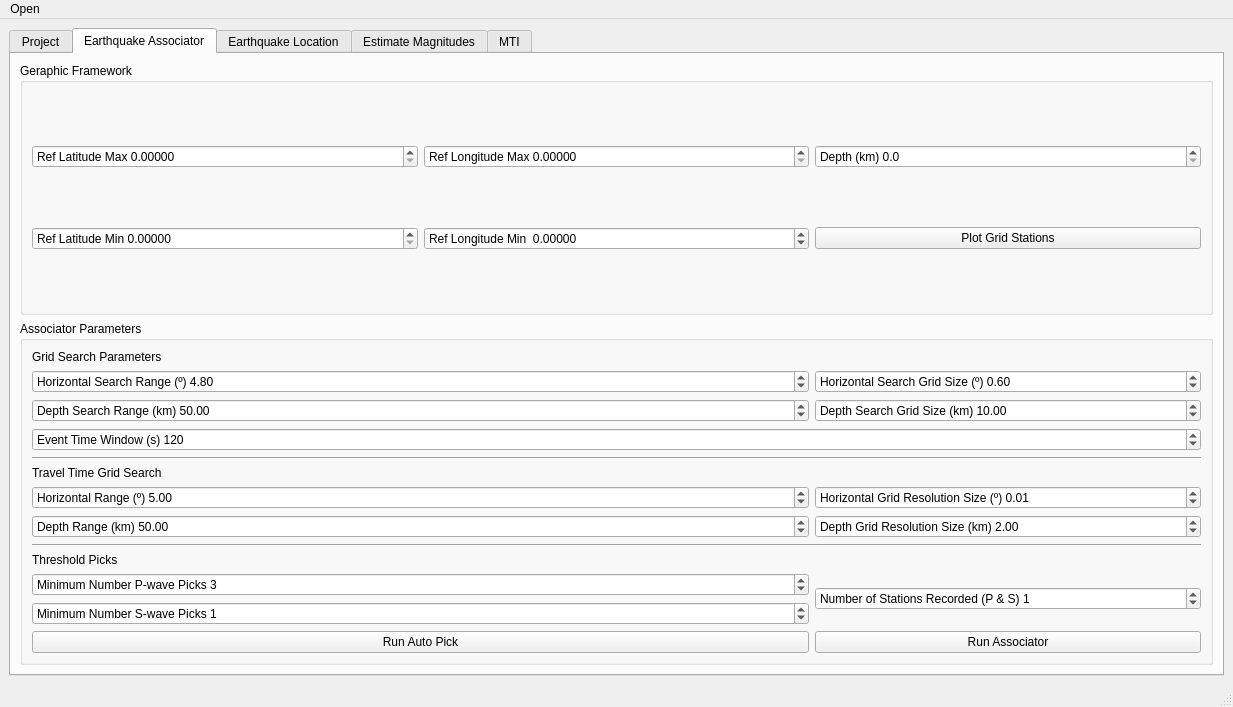
First picture: the form in surfquake/resources/designer_uis/loc_flow.ui, repository rcabdia/SurfQuake, before the edit.
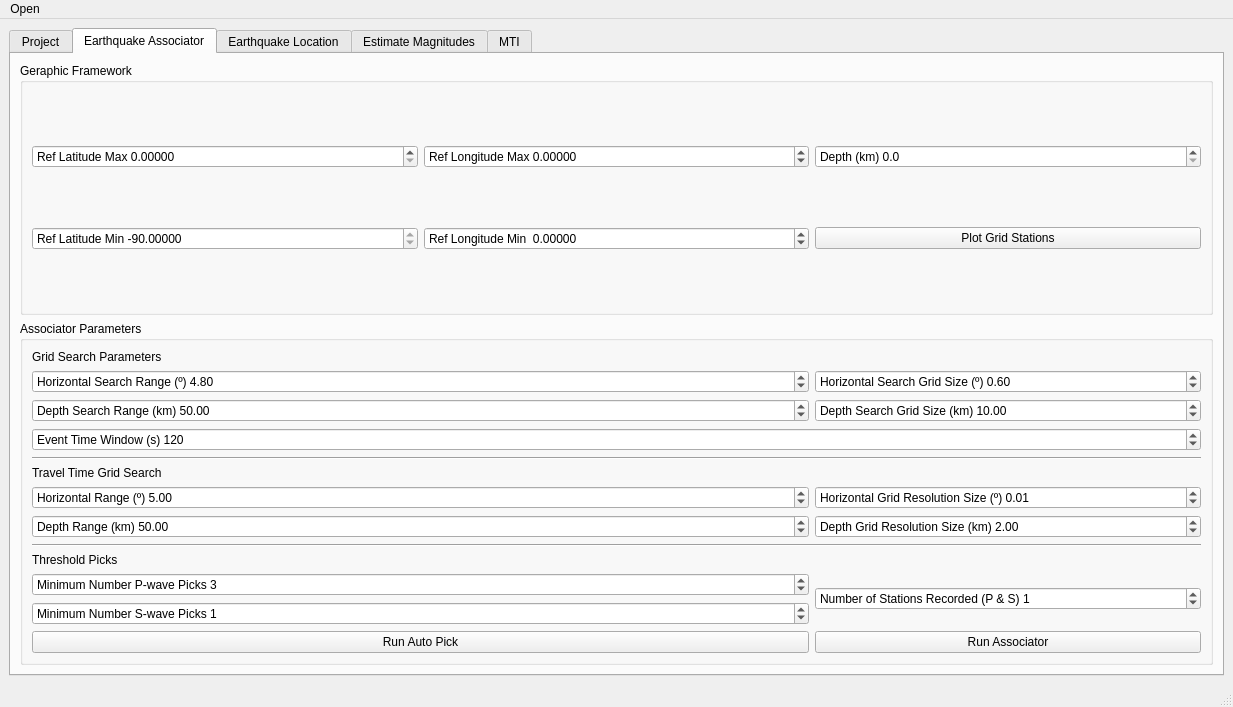
Second picture: the form after the edit. The open tabs and pages were chosen to show the change. Icons and pictures are not drawn.

Commit message: Refractor limits framework REAL

What changed in the file:
```diff
--- a/surfquake/resources/designer_uis/loc_flow.ui
+++ b/surfquake/resources/designer_uis/loc_flow.ui
@@ -234,7 +234,7 @@
               <number>5</number>
              </property>
              <property name="maximum">
-              <double>90.000000000000000</double>
+              <double>-90.000000000000000</double>
              </property>
              <property name="singleStep">
               <double>0.050000000000000</double>
@@ -271,8 +271,11 @@
              <property name="decimals">
               <number>5</number>
              </property>
+             <property name="minimum">
+              <double>-180.000000000000000</double>
+             </property>
              <property name="maximum">
-              <double>90.000000000000000</double>
+              <double>180.000000000000000</double>
              </property>
              <property name="singleStep">
               <double>0.050000000000000</double>
```
The commit also changes 1 other file.
